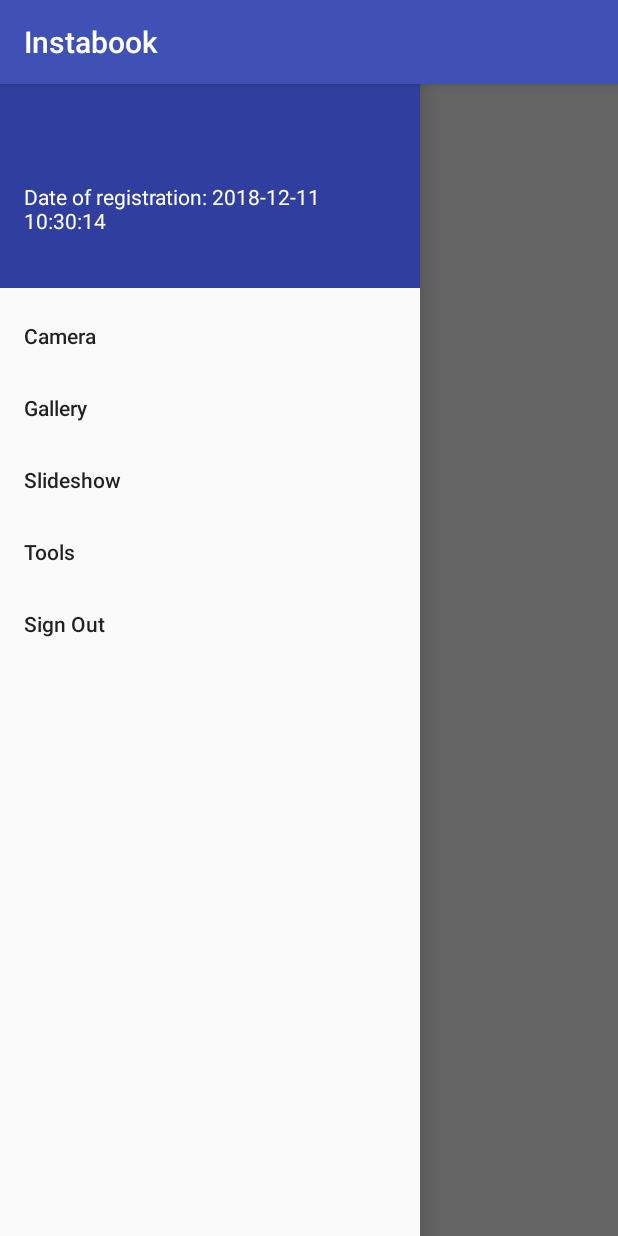
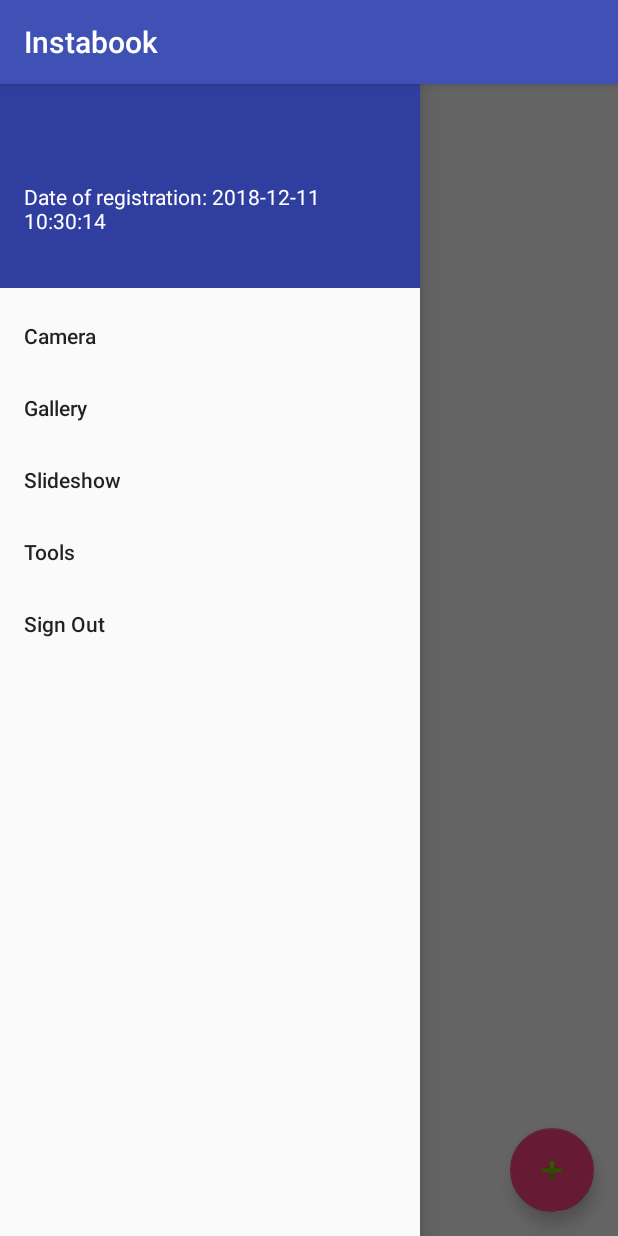
Before and after one commit to MartinTrocha/Instabook, an Android app: the screen it shows after launch once a user with an empty profile is signed in (MainActivity), with the side drawer open, on a phone screen of 412 x 824 dp. Run offline under Robolectric (Android 15) with nearby library versions, the phone set to English and light mode, and no system bars; our stand-ins replace Firebase (no records; nobody signed in at launch, a user with empty details on screens opened directly); libraries missing offline, so code that uses them is left out: com.facebook.drawee; 8 statements that could not run were skipped.

Commit message:
pridany float button

```diff
--- a/app/src/main/res/layout/activity_main.xml
+++ b/app/src/main/res/layout/activity_main.xml
@@ -7,12 +7,28 @@
     android:layout_height="match_parent"
     android:fitsSystemWindows="true">
 
-    <FrameLayout
+
+    <RelativeLayout
         xmlns:tools="http://schemas.android.com/tools"
         android:id="@+id/container"
         android:layout_width="match_parent"
         android:layout_height="match_parent"
-        tools:context=".MainActivity"/>
+        tools:context=".MainActivity"
+        >
+
+        <android.support.design.widget.FloatingActionButton
+            android:id="@+id/fab"
+            android:layout_width="wrap_content"
+            android:layout_height="wrap_content"
+            android:layout_margin="16dp"
+            android:clickable="true"
+            android:layout_alignParentBottom="true"
+            android:layout_alignParentRight="true"
+            android:src="@android:drawable/ic_input_add"
+            />
+
+    </RelativeLayout>
+
 
     <!-- Container for contents of drawer - use NavigationView to make configuration easier -->
     <android.support.design.widget.NavigationView
```
Also changed, not shown: app/src/main/java/com/example/martin/instabook/RecyclerAdapterVertical.java (line endings or trailing spaces).
